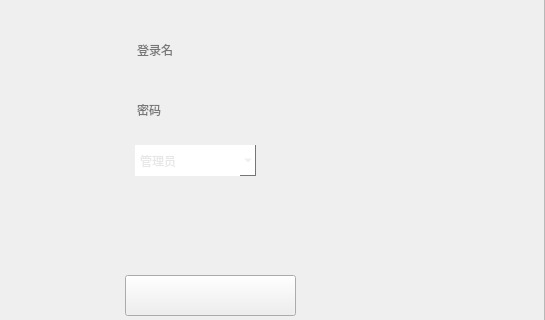
Qt form loginwidget.ui (shiyu-coder/Student-information-management-system) before a commit; both pictures show x 455 to 1000 and y 225 to 545 of the 1000 by 800 pixel window.
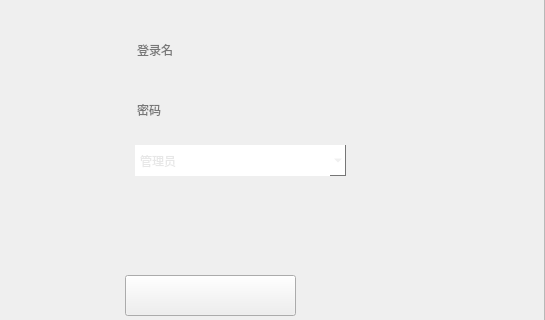
The same form after that commit. Icons and pictures are not drawn.

Commit message: 登陆界面ui优化

Patch:
```diff
--- a/loginwidget.ui
+++ b/loginwidget.ui
@@ -146,7 +146,7 @@
      <rect>
       <x>590</x>
       <y>370</y>
-      <width>121</width>
+      <width>211</width>
       <height>31</height>
      </rect>
     </property>
```
The commit also changes 2 other files.
